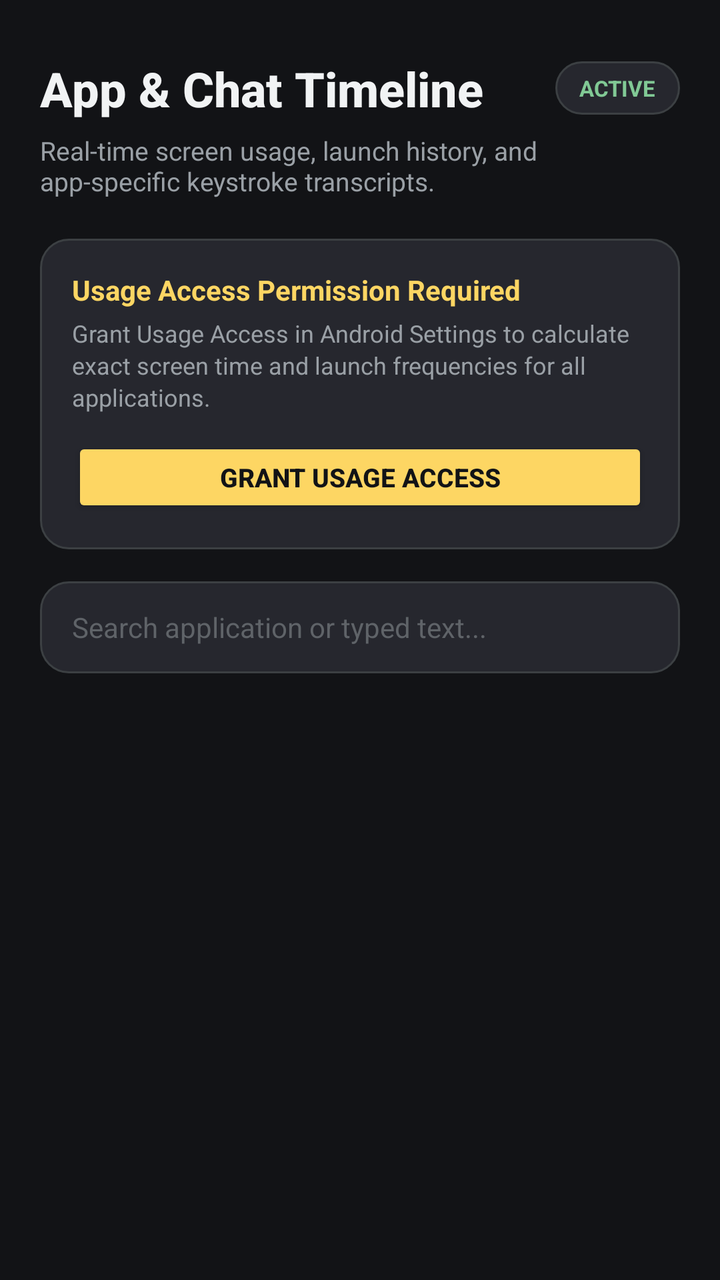
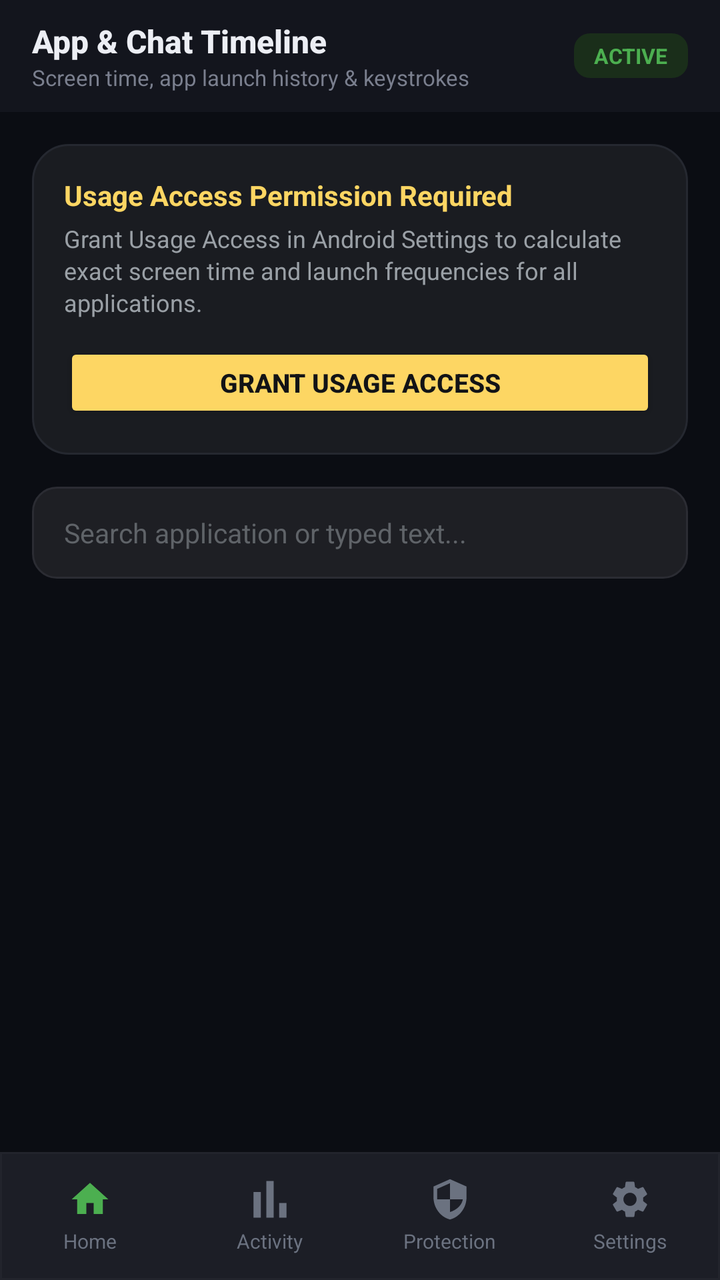

Before-and-after screenshots of an Android layout around one commit, followed by the original layout XML and the change that was made.
<!-- AndroidManifest.xml: application theme Theme.MobCare -->
<!-- res/layout/activity_app_timeline.xml -->
<?xml version="1.0" encoding="utf-8"?>
<ScrollView xmlns:android="http://schemas.android.com/apk/res/android"
    xmlns:app="http://schemas.android.com/apk/res-auto"
    android:layout_width="match_parent"
    android:layout_height="match_parent"
    android:background="#121316"
    android:fillViewport="true">

    <LinearLayout
        android:layout_width="match_parent"
        android:layout_height="wrap_content"
        android:orientation="vertical"
        android:paddingStart="20dp"
        android:paddingEnd="20dp"
        android:paddingTop="28dp"
        android:paddingBottom="36dp">

        
        <LinearLayout
            android:layout_width="match_parent"
            android:layout_height="wrap_content"
            android:orientation="horizontal"
            android:gravity="center_vertical"
            android:layout_marginBottom="6dp">

            <TextView
                android:layout_width="0dp"
                android:layout_height="wrap_content"
                android:layout_weight="1"
                android:text="App &amp; Chat Timeline"
                android:textColor="#F1F3F4"
                android:textSize="24sp"
                android:textStyle="bold"
                android:fontFamily="sans-serif-medium" />

            <TextView
                android:id="@+id/tvTimelineBadge"
                android:layout_width="wrap_content"
                android:layout_height="wrap_content"
                android:background="@drawable/bg_pill_button"
                android:paddingStart="12dp"
                android:paddingEnd="12dp"
                android:paddingTop="6dp"
                android:paddingBottom="6dp"
                android:text="ACTIVE"
                android:textColor="#81C995"
                android:textSize="11sp"
                android:textStyle="bold" />
        </LinearLayout>

        <TextView
            android:layout_width="wrap_content"
            android:layout_height="wrap_content"
            android:text="Real-time screen usage, launch history, and app-specific keystroke transcripts."
            android:textColor="#9AA0A6"
            android:textSize="13sp"
            android:layout_marginBottom="20dp" />

        
        <LinearLayout
            android:id="@+id/bannerUsagePermission"
            android:layout_width="match_parent"
            android:layout_height="wrap_content"
            android:orientation="vertical"
            android:padding="16dp"
            android:layout_marginBottom="16dp"
            android:background="@drawable/bg_pill_button">

            <TextView
                android:layout_width="wrap_content"
                android:layout_height="wrap_content"
                android:text="Usage Access Permission Required"
                android:textColor="#FDD663"
                android:textSize="14sp"
                android:textStyle="bold"
                android:layout_marginBottom="4dp" />

            <TextView
                android:layout_width="wrap_content"
                android:layout_height="wrap_content"
                android:text="Grant Usage Access in Android Settings to calculate exact screen time and launch frequencies for all applications."
                android:textColor="#9AA0A6"
                android:textSize="12sp"
                android:lineSpacingExtra="2dp"
                android:layout_marginBottom="12dp" />

            <Button
                android:id="@+id/btnGrantUsage"
                android:layout_width="match_parent"
                android:layout_height="40dp"
                android:text="Grant Usage Access"
                android:textSize="13sp"
                android:textStyle="bold"
                android:backgroundTint="#FDD663"
                android:textColor="#121316" />
        </LinearLayout>

        
        <EditText
            android:id="@+id/etTimelineSearch"
            android:layout_width="match_parent"
            android:layout_height="46dp"
            android:hint="Search application or typed text..."
            android:textColorHint="#5F6368"
            android:textColor="#E8EAED"
            android:textSize="14sp"
            android:background="@drawable/bg_pill_button"
            android:paddingStart="16dp"
            android:paddingEnd="16dp"
            android:layout_marginBottom="16dp"
            android:singleLine="true" />

        
        <LinearLayout
            android:id="@+id/llTimelineContainer"
            android:layout_width="match_parent"
            android:layout_height="wrap_content"
            android:orientation="vertical" />

    </LinearLayout>
</ScrollView>
<!-- resources referenced by this layout -->
<resources>
  <!-- drawable bg_pill_button (drawable) -->
  <?xml version="1.0" encoding="utf-8"?>
  <shape xmlns:android="http://schemas.android.com/apk/res/android"
      android:shape="rectangle">
      <corners android:radius="14dp" />
      <solid android:color="#26272E" />
      <stroke android:width="1dp" android:color="#3C4043" />
  </shape>
  <!-- unchanged entries left out for length: 5 -->
</resources>

<!-- the commit's change to res/layout/activity_app_timeline.xml (unified diff, before → after) -->
@@ -1,121 +1,303 @@
 <?xml version="1.0" encoding="utf-8"?>
-<ScrollView xmlns:android="http://schemas.android.com/apk/res/android"
+<LinearLayout xmlns:android="http://schemas.android.com/apk/res/android"
     xmlns:app="http://schemas.android.com/apk/res-auto"
     android:layout_width="match_parent"
     android:layout_height="match_parent"
-    android:background="#121316"
-    android:fillViewport="true">
-
+    android:background="#0B0D13"
+    android:orientation="vertical">
+
+    
     <LinearLayout
         android:layout_width="match_parent"
-        android:layout_height="wrap_content"
-        android:orientation="vertical"
-        android:paddingStart="20dp"
-        android:paddingEnd="20dp"
-        android:paddingTop="28dp"
-        android:paddingBottom="36dp">
-
-        
+        android:layout_height="56dp"
+        android:background="#13151D"
+        android:gravity="center_vertical"
+        android:paddingStart="16dp"
+        android:paddingEnd="16dp"
+        android:orientation="horizontal">
+
         <LinearLayout
-            android:layout_width="match_parent"
-            android:layout_height="wrap_content"
-            android:orientation="horizontal"
-            android:gravity="center_vertical"
-            android:layout_marginBottom="6dp">
-
-            <TextView
-                android:layout_width="0dp"
-                android:layout_height="wrap_content"
-                android:layout_weight="1"
-                android:text="App &amp; Chat Timeline"
-                android:textColor="#F1F3F4"
-                android:textSize="24sp"
-                android:textStyle="bold"
-                android:fontFamily="sans-serif-medium" />
-
-            <TextView
-                android:id="@+id/tvTimelineBadge"
-                android:layout_width="wrap_content"
-                android:layout_height="wrap_content"
-                android:background="@drawable/bg_pill_button"
-                android:paddingStart="12dp"
-                android:paddingEnd="12dp"
-                android:paddingTop="6dp"
-                android:paddingBottom="6dp"
-                android:text="ACTIVE"
-                android:textColor="#81C995"
-                android:textSize="11sp"
-                android:textStyle="bold" />
-        </LinearLayout>
-
-        <TextView
-            android:layout_width="wrap_content"
-            android:layout_height="wrap_content"
-            android:text="Real-time screen usage, launch history, and app-specific keystroke transcripts."
-            android:textColor="#9AA0A6"
-            android:textSize="13sp"
-            android:layout_marginBottom="20dp" />
-
-        
-        <LinearLayout
-            android:id="@+id/bannerUsagePermission"
-            android:layout_width="match_parent"
-            android:layout_height="wrap_content"
-            android:orientation="vertical"
-            android:padding="16dp"
-            android:layout_marginBottom="16dp"
-            android:background="@drawable/bg_pill_button">
+            android:layout_width="0dp"
+            android:layout_height="wrap_content"
+            android:layout_weight="1"
+            android:orientation="vertical">
 
             <TextView
                 android:layout_width="wrap_content"
                 android:layout_height="wrap_content"
-                android:text="Usage Access Permission Required"
-                android:textColor="#FDD663"
-                android:textSize="14sp"
+                android:text="App &amp; Chat Timeline"
+                android:textColor="#ECEEF4"
+                android:textSize="16sp"
                 android:textStyle="bold"
-                android:layout_marginBottom="4dp" />
+                android:fontFamily="sans-serif-medium" />
 
             <TextView
                 android:layout_width="wrap_content"
                 android:layout_height="wrap_content"
-                android:text="Grant Usage Access in Android Settings to calculate exact screen time and launch frequencies for all applications."
-                android:textColor="#9AA0A6"
-                android:textSize="12sp"
-                android:lineSpacingExtra="2dp"
-                android:layout_marginBottom="12dp" />
-
-            <Button
-                android:id="@+id/btnGrantUsage"
-                android:layout_width="match_parent"
-                android:layout_height="40dp"
-                android:text="Grant Usage Access"
-                android:textSize="13sp"
-                android:textStyle="bold"
-                android:backgroundTint="#FDD663"
-                android:textColor="#121316" />
+                android:text="Screen time, app launch history &amp; keystrokes"
+                android:textColor="#7A7F8E"
+                android:textSize="11sp" />
+
         </LinearLayout>
 
-        
-        <EditText
-            android:id="@+id/etTimelineSearch"
+        <TextView
+            android:id="@+id/tvTimelineBadge"
+            android:layout_width="wrap_content"
+            android:layout_height="wrap_content"
+            android:background="@drawable/bg_badge_green"
+            android:paddingStart="10dp"
+            android:paddingEnd="10dp"
+            android:paddingTop="4dp"
+            android:paddingBottom="4dp"
+            android:text="ACTIVE"
+            android:textColor="#4CAF50"
+            android:textSize="10.5sp"
+            android:textStyle="bold" />
+
+    </LinearLayout>
+
+    
+    <ScrollView
+        android:layout_width="match_parent"
+        android:layout_height="0dp"
+        android:layout_weight="1"
+        android:fillViewport="true">
+
+        <LinearLayout
             android:layout_width="match_parent"
-            android:layout_height="46dp"
-            android:hint="Search application or typed text..."
-            android:textColorHint="#5F6368"
-            android:textColor="#E8EAED"
-            android:textSize="14sp"
-            android:background="@drawable/bg_pill_button"
+            android:layout_height="wrap_content"
+            android:orientation="vertical"
             android:paddingStart="16dp"
             android:paddingEnd="16dp"
-            android:layout_marginBottom="16dp"
-            android:singleLine="true" />
-
-        
-        <LinearLayout
-            android:id="@+id/llTimelineContainer"
-            android:layout_width="match_parent"
-            android:layout_height="wrap_content"
-            android:orientation="vertical" />
-
-    </LinearLayout>
-</ScrollView>
+            android:paddingTop="16dp"
+            android:paddingBottom="24dp">
+
+            
+            <LinearLayout
+                android:id="@+id/bannerUsagePermission"
+                android:layout_width="match_parent"
+                android:layout_height="wrap_content"
+                android:orientation="vertical"
+                android:padding="16dp"
+                android:layout_marginBottom="16dp"
+                android:background="@drawable/bg_section_card">
+
+                <TextView
+                    android:layout_width="wrap_content"
+                    android:layout_height="wrap_content"
+                    android:text="Usage Access Permission Required"
+                    android:textColor="#FDD663"
+                    android:textSize="14sp"
+                    android:textStyle="bold"
+                    android:layout_marginBottom="4dp" />
+
+                <TextView
+                    android:layout_width="wrap_content"
+                    android:layout_height="wrap_content"
+                    android:text="Grant Usage Access in Android Settings to calculate exact screen time and launch frequencies for all applications."
+                    android:textColor="#9AA0A6"
+                    android:textSize="12sp"
+                    android:lineSpacingExtra="2dp"
+                    android:layout_marginBottom="12dp" />
+
+                <Button
+                    android:id="@+id/btnGrantUsage"
+                    android:layout_width="match_parent"
+                    android:layout_height="40dp"
+                    android:text="Grant Usage Access"
+                    android:textSize="13sp"
+                    android:textStyle="bold"
+                    android:backgroundTint="#FDD663"
+                    android:textColor="#121316" />
+            </LinearLayout>
+
+            
+            <EditText
+                android:id="@+id/etTimelineSearch"
+                android:layout_width="match_parent"
+                android:layout_height="46dp"
+                android:hint="Search application or typed text..."
+                android:textColorHint="#5F6368"
+                android:textColor="#E8EAED"
+                android:textSize="13.5sp"
+                android:background="@drawable/bg_card_outlined"
+                android:paddingStart="16dp"
+                android:paddingEnd="16dp"
+                android:layout_marginBottom="16dp"
+                android:singleLine="true" />
+
+            
+            <LinearLayout
+                android:id="@+id/llTimelineContainer"
+                android:layout_width="match_parent"
+                android:layout_height="wrap_content"
+                android:orientation="vertical" />
+
+        </LinearLayout>
+
+    </ScrollView>
+
+    
+    <include layout="@layout/layout_bottom_nav" />
+
+</LinearLayout>
+<!-- res/layout/layout_bottom_nav.xml (included above) -->
+<?xml version="1.0" encoding="utf-8"?>
+<LinearLayout xmlns:android="http://schemas.android.com/apk/res/android"
+    android:id="@+id/bottomNavContainer"
+    android:layout_width="match_parent"
+    android:layout_height="64dp"
+    android:orientation="horizontal"
+    android:background="@drawable/bg_bottom_nav"
+    android:elevation="8dp"
+    android:gravity="center_vertical">
+
+    
+    <LinearLayout
+        android:id="@+id/navHome"
+        android:layout_width="0dp"
+        android:layout_height="match_parent"
+        android:layout_weight="1"
+        android:orientation="vertical"
+        android:gravity="center"
+        android:clickable="true"
+        android:focusable="true"
+        android:foreground="?android:attr/selectableItemBackgroundBorderless">
+
+        <ImageView
+            android:id="@+id/ivNavHome"
+            android:layout_width="22dp"
+            android:layout_height="22dp"
+            android:src="@drawable/ic_nav_home" />
+
+        <TextView
+            android:id="@+id/tvNavHome"
+            android:layout_width="wrap_content"
+            android:layout_height="wrap_content"
+            android:text="Home"
+            android:textColor="#6B7280"
+            android:textSize="10sp"
+            android:layout_marginTop="3dp" />
+
+        <View
+            android:id="@+id/indNavHome"
+            android:layout_width="24dp"
+            android:layout_height="3dp"
+            android:background="@drawable/nav_active_indicator"
+            android:layout_marginTop="4dp"
+            android:visibility="gone" />
+
+    </LinearLayout>
+
+    
+    <LinearLayout
+        android:id="@+id/navActivity"
+        android:layout_width="0dp"
+        android:layout_height="match_parent"
+        android:layout_weight="1"
+        android:orientation="vertical"
+        android:gravity="center"
+        android:clickable="true"
+        android:focusable="true"
+        android:foreground="?android:attr/selectableItemBackgroundBorderless">
+
+        <ImageView
+            android:id="@+id/ivNavActivity"
+            android:layout_width="22dp"
+            android:layout_height="22dp"
+            android:src="@drawable/ic_nav_activity" />
+
+        <TextView
+            android:id="@+id/tvNavActivity"
+            android:layout_width="wrap_content"
+            android:layout_height="wrap_content"
+            android:text="Activity"
+            android:textColor="#6B7280"
+            android:textSize="10sp"
+            android:layout_marginTop="3dp" />
+
+        <View
+            android:id="@+id/indNavActivity"
+            android:layout_width="24dp"
+            android:layout_height="3dp"
+            android:background="@drawable/nav_active_indicator"
+            android:layout_marginTop="4dp"
+            android:visibility="gone" />
+
+    </LinearLayout>
+
+    
+    <LinearLayout
+        android:id="@+id/navProtection"
+        android:layout_width="0dp"
+        android:layout_height="match_parent"
+        android:layout_weight="1"
+        android:orientation="vertical"
+        android:gravity="center"
+        android:clickable="true"
+        android:focusable="true"
+        android:foreground="?android:attr/selectableItemBackgroundBorderless">
+
+        <ImageView
+            android:id="@+id/ivNavProtection"
+            android:layout_width="22dp"
+            android:layout_height="22dp"
+            android:src="@drawable/ic_nav_protection" />
+
+        <TextView
+            android:id="@+id/tvNavProtection"
+            android:layout_width="wrap_content"
+            android:layout_height="wrap_content"
+            android:text="Protection"
+            android:textColor="#6B7280"
+            android:textSize="10sp"
+            android:layout_marginTop="3dp" />
+
+        <View
+            android:id="@+id/indNavProtection"
+            android:layout_width="24dp"
+            android:layout_height="3dp"
+            android:background="@drawable/nav_active_indicator"
+            android:layout_marginTop="4dp"
+            android:visibility="gone" />
+
+    </LinearLayout>
+
+    
+    <LinearLayout
+        android:id="@+id/navSettings"
+        android:layout_width="0dp"
+        android:layout_height="match_parent"
+        android:layout_weight="1"
+        android:orientation="vertical"
+        android:gravity="center"
+        android:clickable="true"
+        android:focusable="true"
+        android:foreground="?android:attr/selectableItemBackgroundBorderless">
+
+        <ImageView
+            android:id="@+id/ivNavSettings"
+            android:layout_width="22dp"
+            android:layout_height="22dp"
+            android:src="@drawable/ic_nav_settings" />
+
+        <TextView
+            android:id="@+id/tvNavSettings"
+            android:layout_width="wrap_content"
+            android:layout_height="wrap_content"
+            android:text="Settings"
+            android:textColor="#6B7280"
+            android:textSize="10sp"
+            android:layout_marginTop="3dp" />
+
+        <View
+            android:id="@+id/indNavSettings"
+            android:layout_width="24dp"
+            android:layout_height="3dp"
+            android:background="@drawable/nav_active_indicator"
+            android:layout_marginTop="4dp"
+            android:visibility="gone" />
+
+    </LinearLayout>
+
+</LinearLayout>
<!-- resource entries referenced after the edit -->
@@ -1,12 +1,86 @@
 <!-- resources referenced by this layout -->
 <resources>
-  <!-- drawable bg_pill_button (drawable) -->
+  <!-- drawable bg_badge_green (drawable) -->
   <?xml version="1.0" encoding="utf-8"?>
   <shape xmlns:android="http://schemas.android.com/apk/res/android"
       android:shape="rectangle">
-      <corners android:radius="14dp" />
-      <solid android:color="#26272E" />
-      <stroke android:width="1dp" android:color="#3C4043" />
+      <corners android:radius="8dp" />
+      <solid android:color="#1A2E1A" />
+  </shape>
+  <!-- drawable bg_bottom_nav (drawable) -->
+  <?xml version="1.0" encoding="utf-8"?>
+  <shape xmlns:android="http://schemas.android.com/apk/res/android"
+      android:shape="rectangle">
+      <solid android:color="#1C1E26" />
+      <stroke android:width="1dp" android:color="#22242C" />
+  </shape>
+  <!-- drawable bg_card_outlined (drawable) -->
+  <?xml version="1.0" encoding="utf-8"?>
+  <shape xmlns:android="http://schemas.android.com/apk/res/android"
+      android:shape="rectangle">
+      <corners android:radius="12dp" />
+      <solid android:color="#1E1F24" />
+      <stroke android:width="1dp" android:color="#2B2C33" />
+  </shape>
+  <!-- drawable bg_section_card (drawable) -->
+  <?xml version="1.0" encoding="utf-8"?>
+  <shape xmlns:android="http://schemas.android.com/apk/res/android"
+      android:shape="rectangle">
+      <corners android:radius="18dp" />
+      <solid android:color="#1A1C21" />
+      <stroke android:width="1dp" android:color="#252830" />
+  </shape>
+  <!-- drawable ic_nav_activity (drawable) -->
+  <?xml version="1.0" encoding="utf-8"?>
+  <vector xmlns:android="http://schemas.android.com/apk/res/android"
+      android:width="24dp"
+      android:height="24dp"
+      android:viewportWidth="24"
+      android:viewportHeight="24">
+      <path
+          android:fillColor="#6B7280"
+          android:pathData="M3,22V8H7V22H3ZM10,22V2H14V22H10ZM17,22V14H21V22H17Z" />
+  </vector>
+  <!-- drawable ic_nav_home (drawable) -->
+  <?xml version="1.0" encoding="utf-8"?>
+  <vector xmlns:android="http://schemas.android.com/apk/res/android"
+      android:width="24dp"
+      android:height="24dp"
+      android:viewportWidth="24"
+      android:viewportHeight="24">
+      <path
+          android:fillColor="#4CAF50"
+          android:pathData="M10,20V14H14V20H19V12H22L12,3L2,12H5V20H10Z" />
+  </vector>
+  <!-- drawable ic_nav_protection (drawable) -->
+  <?xml version="1.0" encoding="utf-8"?>
+  <vector xmlns:android="http://schemas.android.com/apk/res/android"
+      android:width="24dp"
+      android:height="24dp"
+      android:viewportWidth="24"
+      android:viewportHeight="24">
+      <path
+          android:fillColor="#6B7280"
+          android:pathData="M12,1L3,5V11C3,16.55 6.84,21.74 12,23C17.16,21.74 21,16.55 21,11V5L12,1ZM12,11.99H19C18.47,15.11 15.72,17.78 12,18.93V12H5V6.3L12,3.19V11.99Z" />
+  </vector>
+  <!-- drawable ic_nav_settings (drawable) -->
+  <?xml version="1.0" encoding="utf-8"?>
+  <vector xmlns:android="http://schemas.android.com/apk/res/android"
+      android:width="24dp"
+      android:height="24dp"
+      android:viewportWidth="24"
+      android:viewportHeight="24">
+      <path
+          android:fillColor="#6B7280"
+          android:pathData="M19.14,12.94c0.04,-0.3 0.06,-0.61 0.06,-0.94c0,-0.32 -0.02,-0.64 -0.07,-0.94l2.03,-1.58c0.18,-0.14 0.23,-0.41 0.12,-0.61l-1.92,-3.32c-0.12,-0.22 -0.37,-0.29 -0.59,-0.22l-2.39,0.96c-0.5,-0.38 -1.03,-0.7 -1.62,-0.94L14.4,2.81c-0.04,-0.24 -0.24,-0.41 -0.48,-0.41h-3.84c-0.24,0 -0.43,0.17 -0.47,0.41L9.25,5.35C8.66,5.59 8.12,5.92 7.63,6.29L5.24,5.33c-0.22,-0.08 -0.47,0 -0.59,0.22L2.74,8.87C2.62,9.08 2.66,9.34 2.86,9.48l2.03,1.58C4.84,11.36 4.8,11.69 4.8,12s0.02,0.64 0.07,0.94l-2.03,1.58c-0.18,0.14 -0.23,0.41 -0.12,0.61l1.92,3.32c0.12,0.22 0.37,0.29 0.59,0.22l2.39,-0.96c0.5,0.38 1.03,0.7 1.62,0.94l0.36,2.54c0.05,0.24 0.24,0.41 0.48,0.41h3.84c0.24,0 0.44,-0.17 0.47,-0.41l0.36,-2.54c0.59,-0.24 1.13,-0.56 1.62,-0.94l2.39,0.96c0.22,0.08 0.47,0 0.59,-0.22l1.92,-3.32c0.12,-0.22 0.07,-0.47 -0.12,-0.61L19.14,12.94ZM12,15.6c-1.98,0 -3.6,-1.62 -3.6,-3.6s1.62,-3.6 3.6,-3.6s3.6,1.62 3.6,3.6S13.98,15.6 12,15.6Z" />
+  </vector>
+  <!-- drawable nav_active_indicator (drawable) -->
+  <?xml version="1.0" encoding="utf-8"?>
+  <shape xmlns:android="http://schemas.android.com/apk/res/android"
+      android:shape="rectangle">
+      <corners android:radius="3dp" />
+      <solid android:color="#4CAF50" />
+      <size android:width="36dp" android:height="3dp" />
   </shape>
   <!-- unchanged entries left out for length: 5 -->
 </resources>
